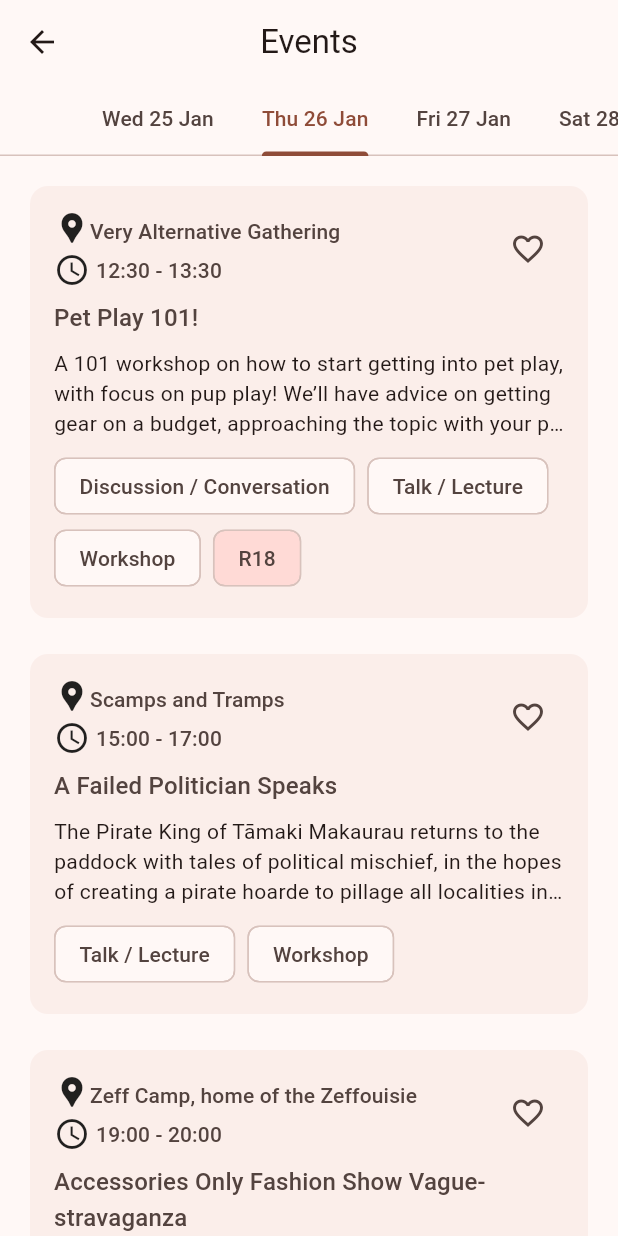
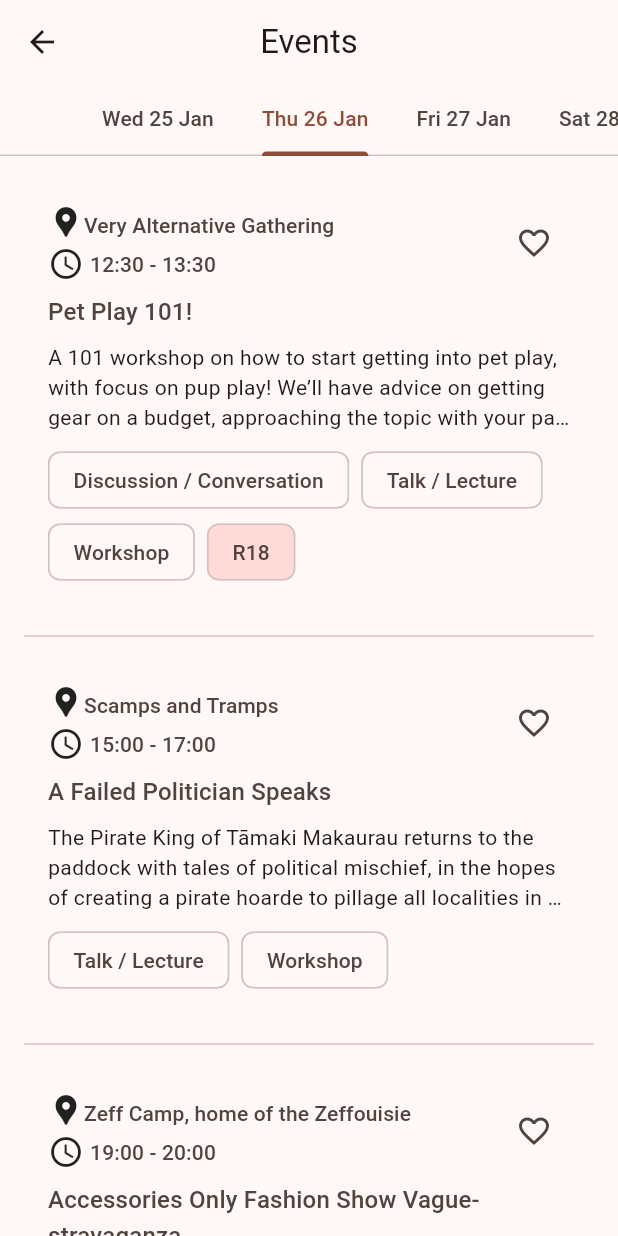
Before and after one commit to MikeyStewart/catalyst-flutter, a Flutter app: the EventsPage screen opened directly, tab 2 chosen, on a phone screen of 412 x 824 dp. Run offline on Flutter 3.47's test engine with Material 3 defaults, Android fonts, the phone set to English and light mode, and no system bars; our stand-ins replace carousel_slider.

Commit message:
change event design

```diff
--- a/lib/components/eventcard.dart
+++ b/lib/components/eventcard.dart
@@ -10,10 +10,7 @@ class EventCard extends StatelessWidget {
 
   @override
   Widget build(BuildContext context) {
-    return Card(
-        elevation: 0,
-        color: Theme.of(context).colorScheme.surfaceVariant.withAlpha(100),
-        child: Padding(
+    return Padding(
       padding: const EdgeInsets.all(16.0),
       child: Column(
         crossAxisAlignment: CrossAxisAlignment.start,
@@ -100,6 +97,6 @@ class EventCard extends StatelessWidget {
           ),
         ],
       ),
-        ));
+    );
   }
 }
--- a/lib/components/eventsection.dart
+++ b/lib/components/eventsection.dart
@@ -1,6 +1,6 @@
 import 'package:animations/animations.dart';
 import 'package:catalyst_flutter/components/carousel.dart';
-import 'package:catalyst_flutter/screens/eventslist.dart';
+import 'package:catalyst_flutter/screens/eventspage.dart';
 import 'package:flutter/material.dart';
 import 'dart:ui';
 
--- a/lib/screens/eventslist.dart
+++ b/lib/screens/eventspage.dart
@@ -49,7 +49,13 @@ class EventsPage extends StatelessWidget {
             for (DateTime date in dates)
               ListView.separated(
                 separatorBuilder: (BuildContext context, int index) {
-                  return SizedBox(height: 16);
+                  return Column(
+                    children: [
+                      SizedBox(height: 8.0),
+                      Divider(),
+                      SizedBox(height: 8.0),
+                    ],
+                  );
                 },
                 padding: const EdgeInsets.all(16),
                 itemCount:
@@ -58,19 +64,7 @@ class EventsPage extends StatelessWidget {
                   Event event = events
                       .where((event) => event.dates.contains(date))
                       .toList()[index];
-                  return OpenContainer(
-                    transitionType: ContainerTransitionType.fadeThrough,
-                    closedColor: Theme.of(context).cardColor,
-                    closedElevation: 0.0,
-                    openElevation: 4.0,
-                    transitionDuration: Duration(milliseconds: 500),
-                    openBuilder: (BuildContext context, VoidCallback _) =>
-                        EventScreen(event),
-                    closedBuilder:
-                        (BuildContext _, VoidCallback openContainer) {
-                      return EventCard(event);
-                    },
-                  );
+                  return EventCard(event);
                 },
               ),
           ]),
--- a/lib/screens/themecamps.dart
+++ b/lib/screens/themecamps.dart
@@ -1,7 +1,7 @@
 import 'package:flutter/material.dart';
 import 'package:flutter/services.dart' show rootBundle;
 import 'package:catalyst_flutter/data/themecamp.dart';
-import 'package:catalyst_flutter/screens/eventslist.dart';
+import 'package:catalyst_flutter/screens/eventspage.dart';
 import 'dart:convert';
 import 'package:animations/animations.dart';
 
```
Lines whose indentation alone changed are shown as unchanged.
